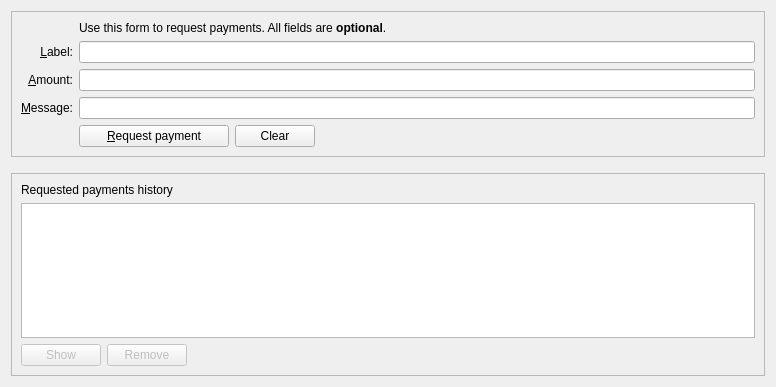
First picture: the form in src/qt/forms/receivecoinsdialog.ui, repository Raptor3um/raptoreum, before the edit.
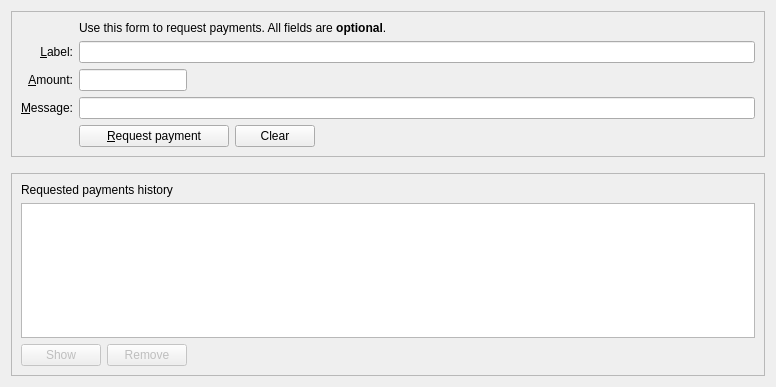
Second picture: the form after the edit. Custom widgets are drawn as their Qt base class.

Commit message: qt: Redesign BitcoinAmountField (#3569)

```diff
--- a/src/qt/forms/receivecoinsdialog.ui
+++ b/src/qt/forms/receivecoinsdialog.ui
@@ -97,19 +97,6 @@
           </property>
          </widget>
         </item>
-        <item row="5" column="2">
-         <widget class="BitcoinAmountField" name="reqAmount">
-          <property name="minimumSize">
-           <size>
-            <width>80</width>
-            <height>0</height>
-           </size>
-          </property>
-          <property name="toolTip">
-           <string>An optional amount to request. Leave this empty or zero to not request a specific amount.</string>
-          </property>
-         </widget>
-        </item>
         <item row="7" column="2">
          <layout class="QHBoxLayout" name="horizontalLayout">
           <item>
@@ -166,6 +153,36 @@
           </property>
          </widget>
         </item>
+        <item row="5" column="2">
+         <layout class="QHBoxLayout" name="horizontalLayout_4" stretch="0,1">
+          <property name="spacing">
+           <number>0</number>
+          </property>
+          <property name="topMargin">
+           <number>0</number>
+          </property>
+          <item>
+           <widget class="BitcoinAmountField" name="reqAmount">
+            <property name="toolTip">
+             <string>An optional amount to request. Leave this empty or zero to not request a specific amount.</string>
+            </property>
+           </widget>
+          </item>
+          <item>
+           <spacer name="horizontalSpacer_3">
+            <property name="orientation">
+             <enum>Qt::Horizontal</enum>
+            </property>
+            <property name="sizeHint" stdset="0">
+             <size>
+              <width>40</width>
+              <height>20</height>
+             </size>
+            </property>
+           </spacer>
+          </item>
+         </layout>
+        </item>
        </layout>
       </item>
      </layout>
```
Left out of the diff: 4 changed lines with no effect on the pictures. The commit also changes 6 other files.
